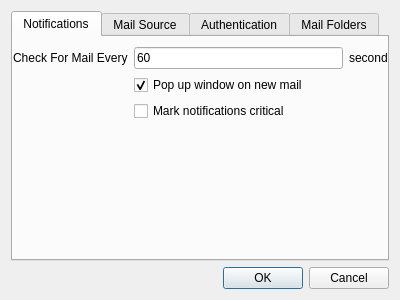
Qt form prefs.ui (hardaker/qmailcheck) before a commit.
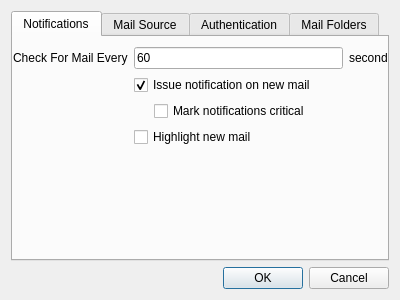
The same form after that commit.

What changed in the file:
```diff
--- a/prefs.ui
+++ b/prefs.ui
@@ -46,7 +46,7 @@
         <item row="1" column="1">
          <widget class="QCheckBox" name="popupWindow">
           <property name="text">
-           <string>Pop up window on new mail</string>
+           <string>Issue notification on new mail</string>
           </property>
           <property name="checked">
            <bool>true</bool>
@@ -71,13 +71,40 @@
           </item>
          </layout>
         </item>
-        <item row="2" column="1">
-         <widget class="QCheckBox" name="criticalNotifications">
+        <item row="4" column="1">
+         <widget class="QCheckBox" name="highlightNew">
           <property name="text">
-           <string>Mark notifications critical</string>
+           <string>Highlight new mail</string>
           </property>
          </widget>
         </item>
+        <item row="2" column="1">
+         <layout class="QHBoxLayout" name="horizontalLayout_2">
+          <item>
+           <spacer name="horizontalSpacer">
+            <property name="orientation">
+             <enum>Qt::Horizontal</enum>
+            </property>
+            <property name="sizeType">
+             <enum>QSizePolicy::Fixed</enum>
+            </property>
+            <property name="sizeHint" stdset="0">
+             <size>
+              <width>20</width>
+              <height>20</height>
+             </size>
+            </property>
+           </spacer>
+          </item>
+          <item>
+           <widget class="QCheckBox" name="criticalNotifications">
+            <property name="text">
+             <string>Mark notifications critical</string>
+            </property>
+           </widget>
+          </item>
+         </layout>
+        </item>
        </layout>
       </widget>
      </widget>
```
